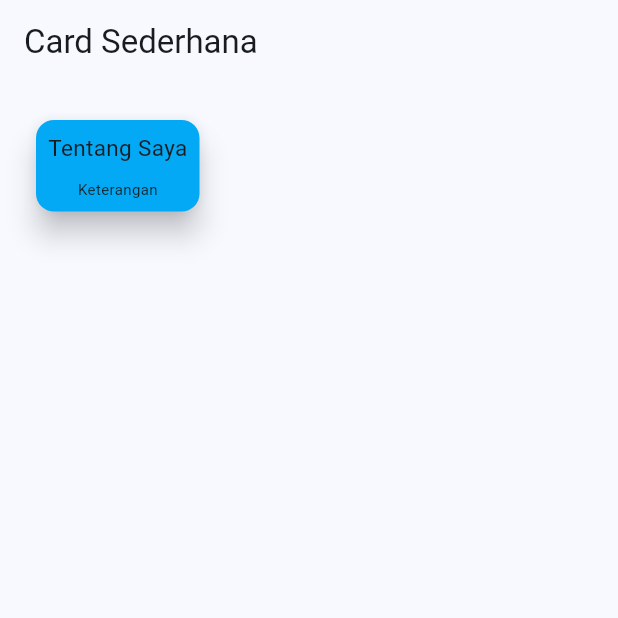
After one commit to asis92/tugas_card, a Flutter app: the screen it shows after launch, on a phone screen of 412 x 824 dp, the top half of it. The commit adds this screen. Run offline on Flutter 3.47's test engine with Material 3 defaults, Android fonts, the phone set to English and light mode, and no system bars.

Commit message:
Step 1 Update Card Sederhana

```diff
--- a/lib/main.dart
+++ b/lib/main.dart
@@ -1,5 +1,6 @@
 import 'package:flutter/material.dart';
 import 'package:flutter_card/pages/card01.dart';
+import 'package:flutter_card/pages/card02.dart';
 
 void main() {
   runApp(MyApp());
@@ -17,7 +18,7 @@ class MyApp extends StatelessWidget {
         colorScheme: ColorScheme.fromSeed(seedColor: Colors.lightBlue),
       ),
       debugShowCheckedModeBanner: false,
-      home: MyCard(),
+      home: MyCard2(),
     );
   }
 }
--- /dev/null
+++ b/lib/pages/card02.dart
@@ -0,0 +1,39 @@
+import 'package:flutter/material.dart';
+
+class MyCard2 extends StatelessWidget {
+  const MyCard2({super.key});
+
+  @override
+  Widget build(BuildContext context) {
+    return Scaffold(
+      appBar: AppBar(title: const Text("Card Sederhana"), actions: const []),
+      body: SingleChildScrollView(
+        child: Container(
+          padding: const EdgeInsets.all(20.0),
+          child: const Column(
+            children: [
+              Card(
+                elevation: 8,
+                color: Colors.lightBlue,
+                child: Padding(
+                  padding: EdgeInsets.all(8.0),
+                  child: Column(
+                    children: [
+                      Text("Tentang Saya", style: TextStyle(fontSize: 15.0)),
+                      SizedBox(height: 10),
+                      Text(
+                        "Keterangan",
+                        style: TextStyle(fontSize: 10.0),
+                        textAlign: TextAlign.justify,
+                      ),
+                    ],
+                  ),
+                ),
+              ),
+            ],
+          ),
+        ),
+      ),
+    );
+  }
+}
```
